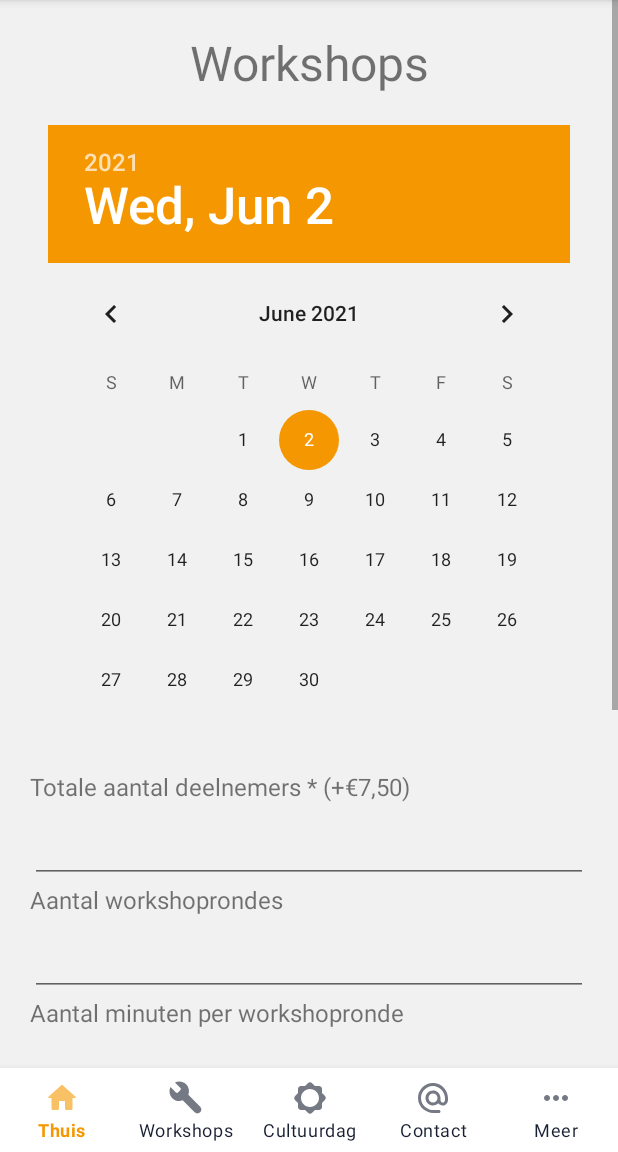
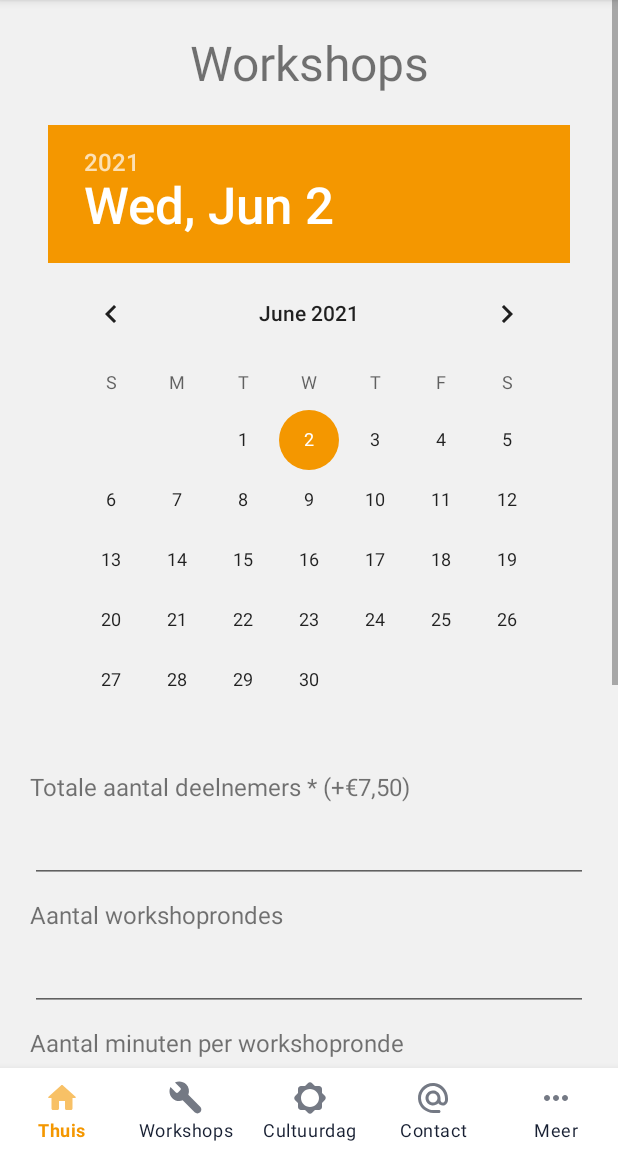
Before and after one commit to Mau4mo1/SkoolWorkshopApp, an Android app: the fragment WorkshopsForm placed in its activity, on a phone screen of 412 x 824 dp, the part 84-1236 px from its top. Run offline under Robolectric (Android 15) with nearby library versions, the phone set to English and light mode, and no system bars.

Commit message:
Update SK-87 Updated workshop form

```diff
--- a/app/src/main/java/com/example/homelayout/ui/workshops/WorkshopsForm.java
+++ b/app/src/main/java/com/example/homelayout/ui/workshops/WorkshopsForm.java
@@ -10,52 +10,7 @@ import android.view.ViewGroup;
 
 import com.example.homelayout.R;
 
-/**
- * A simple {@link Fragment} subclass.
- * Use the {@link WorkshopsForm#newInstance} factory method to
- * create an instance of this fragment.
- */
 public class WorkshopsForm extends Fragment {
-
-    // TODO: Rename parameter arguments, choose names that match
-    // the fragment initialization parameters, e.g. ARG_ITEM_NUMBER
-    private static final String ARG_PARAM1 = "param1";
-    private static final String ARG_PARAM2 = "param2";
-
-    // TODO: Rename and change types of parameters
-    private String mParam1;
-    private String mParam2;
-
-    public WorkshopsForm() {
-        // Required empty public constructor
-    }
-
-    /**
-     * Use this factory method to create a new instance of
-     * this fragment using the provided parameters.
-     *
-     * @param param1 Parameter 1.
-     * @param param2 Parameter 2.
-     * @return A new instance of fragment WorkshopsForm.
-     */
-    // TODO: Rename and change types and number of parameters
-    public static WorkshopsForm newInstance(String param1, String param2) {
-        WorkshopsForm fragment = new WorkshopsForm();
-        Bundle args = new Bundle();
-        args.putString(ARG_PARAM1, param1);
-        args.putString(ARG_PARAM2, param2);
-        fragment.setArguments(args);
-        return fragment;
-    }
-
-    @Override
-    public void onCreate(Bundle savedInstanceState) {
-        super.onCreate(savedInstanceState);
-        if (getArguments() != null) {
-            mParam1 = getArguments().getString(ARG_PARAM1);
-            mParam2 = getArguments().getString(ARG_PARAM2);
-        }
-    }
 
     @Override
     public View onCreateView(LayoutInflater inflater, ViewGroup container,
--- a/app/src/main/java/com/example/homelayout/ui/workshops/WorkshopsFragment.java
+++ b/app/src/main/java/com/example/homelayout/ui/workshops/WorkshopsFragment.java
@@ -16,12 +16,8 @@ import com.example.homelayout.R;
 
 public class WorkshopsFragment extends Fragment {
 
-    private WorkshopsViewModel dashboardViewModel;
-
     public View onCreateView(@NonNull LayoutInflater inflater, ViewGroup container, Bundle savedInstanceState) {
         View root = inflater.inflate(R.layout.fragment_category_workshops, container, false);
-
-
         return root;
     }
 }
--- a/app/src/main/res/layout/fragment_workshops_form.xml
+++ b/app/src/main/res/layout/fragment_workshops_form.xml
@@ -8,7 +8,7 @@
         xmlns:android="http://schemas.android.com/apk/res/android"
         xmlns:tools="http://schemas.android.com/tools"
         android:layout_width="match_parent"
-        android:layout_height="match_parent"
+        android:layout_height="wrap_content"
         tools:context=".ui.workshops.WorkshopsForm">
 
         <TextView
@@ -43,6 +43,7 @@
             android:textSize="16sp"/>
 
         <EditText
+            android:inputType="number"
             android:id="@+id/et_workshop_participants"
             android:layout_width="match_parent"
             android:layout_height="wrap_content"
@@ -60,6 +61,7 @@
             app:layout_constraintTop_toBottomOf="@id/et_workshop_participants"
             android:text="@string/title_rounds"
             android:layout_marginStart="20dp"
+            android:layout_marginTop="10dp"
             android:textSize="16sp"/>
 
         <EditText
@@ -80,6 +82,7 @@
             app:layout_constraintTop_toBottomOf="@id/et_workshop_rounds"
             android:text="@string/title_minutes"
             android:layout_marginStart="20dp"
+            android:layout_marginTop="10dp"
             android:textSize="16sp"/>
 
         <EditText
@@ -100,6 +103,7 @@
             app:layout_constraintTop_toBottomOf="@id/et_workshop_minutes"
             android:text="@string/title_timetable"
             android:layout_marginStart="20dp"
+            android:layout_marginTop="10dp"
             android:textSize="16sp"/>
 
         <EditText
@@ -120,6 +124,7 @@
             app:layout_constraintTop_toBottomOf="@id/et_workshop_timetable"
             android:text="@string/title_learning_level"
             android:layout_marginStart="20dp"
+            android:layout_marginTop="10dp"
             android:textSize="16sp"/>
 
         <EditText
@@ -138,7 +143,7 @@
             android:layout_height="wrap_content"
             app:layout_constraintLeft_toLeftOf="parent"
             app:layout_constraintTop_toBottomOf="@id/et_workshop_learning_level"
-            android:text="Totaal aantal minuten"
+            android:text="@string/text_minutes"
             android:layout_marginStart="50dp"
             android:layout_marginTop="20dp"
             android:textSize="20sp"/>
--- a/app/src/main/res/values/strings.xml
+++ b/app/src/main/res/values/strings.xml
@@ -31,6 +31,7 @@
     <string name="title_learning_level">Leerniveau</string>
     <string name="subtotal">Subtotaal</string>
     <string name="book_now">BOEK NU</string>
+    <string name="text_minutes">Totaal aantal minuten</string>
 
 
     <string name="hello_blank_fragment">Hello blank fragment</string>
```
Also changed, not shown: app/src/main/java/com/example/homelayout/ui/workshops/WorkshopsViewModel.java (deleted, +0 -19 lines).
